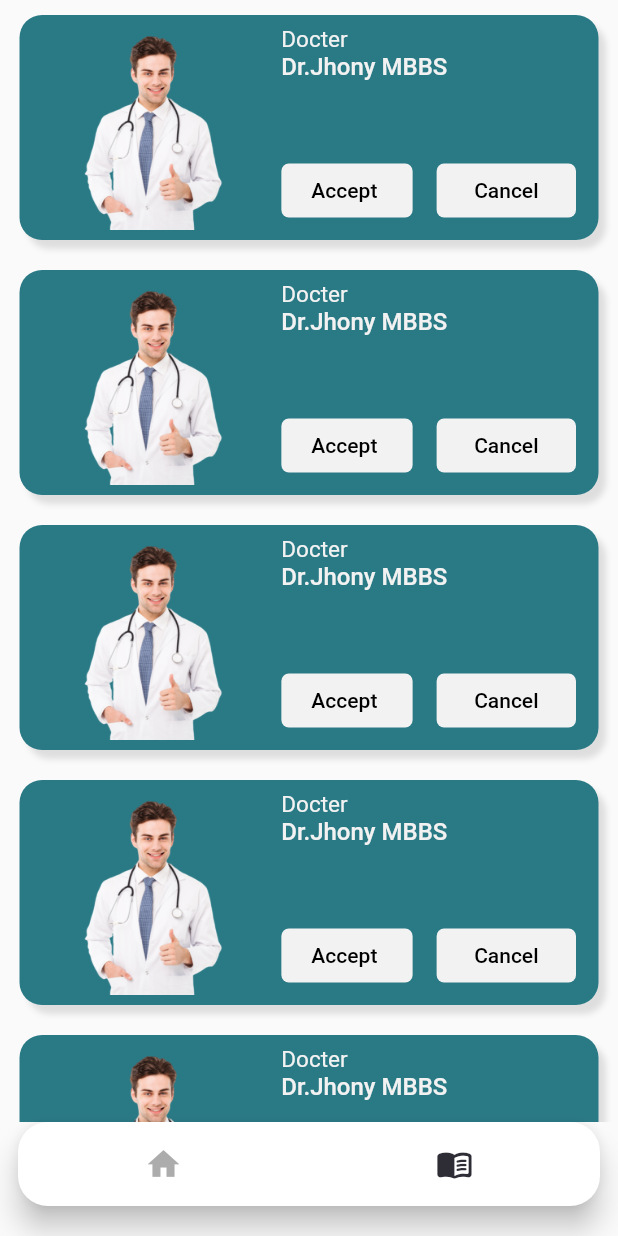
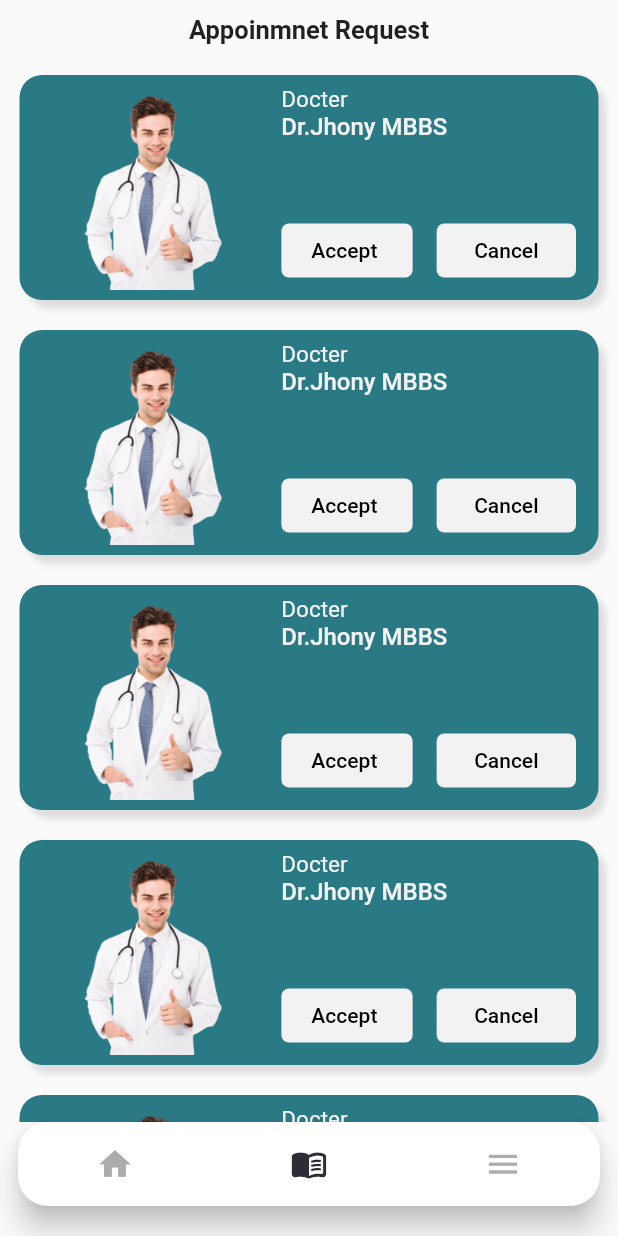
Before and after one commit to muhammadRiyazz/hospital-booking-app, a Flutter app: the adminScreenMain screen opened directly, item 2 of the bottom bar chosen, on a phone screen of 412 x 824 dp. Run offline on Flutter 3.47's test engine with Material 2 defaults, Android fonts, the phone set to English and light mode, and no system bars; drawn by our look-alikes of custom_navigation_bar, simple_shadow; our stand-ins replace dropdown_button2, table_calendar, toggle_switch; missing offline and left inert: time_range.

Commit message:
admin ui done

```diff
--- a/lib/main.dart
+++ b/lib/main.dart
@@ -15,7 +15,7 @@ class MyApp extends StatelessWidget {
   Widget build(BuildContext context) {
     return MaterialApp(
       debugShowCheckedModeBanner: false,
-      home: ScreenScndSplash(),
+      home: adminScreenMain(),
     );
   }
 }
--- a/lib/presantation/Adminpages/appoinment info/appoinment_info.dart
+++ b/lib/presantation/Adminpages/appoinment info/appoinment_info.dart
@@ -107,7 +107,9 @@ class AdmnAppoimentInfo extends StatelessWidget {
                           children: [
                             Expanded(
                               child: TextButton(
-                                onPressed: () {},
+                                onPressed: () {
+                                  Navigator.pop(context);
+                                },
                                 child: Container(
                                   decoration: const BoxDecoration(
                                       borderRadius: radius10, color: cmain),
--- a/lib/presantation/Adminpages/screen appoiments/Screen_Admin_appoinment.dart
+++ b/lib/presantation/Adminpages/screen appoiments/Screen_Admin_appoinment.dart
@@ -1,8 +1,6 @@
 import 'package:appoiment_docter/core/constands.dart';
-import 'package:flutter/cupertino.dart';
 import 'package:flutter/material.dart';
-import 'package:flutter/src/widgets/container.dart';
-import 'package:flutter/src/widgets/framework.dart';
+
 import 'package:simple_shadow/simple_shadow.dart';
 
 import '../../../core/colors/colors.dart';
@@ -11,11 +9,21 @@ import '../appoinment info/appoinment_info.dart';
 class AdminAppoinment extends StatelessWidget {
   const AdminAppoinment({super.key});
 
-  get mWhite => null;
+  // get mWhite => null;
 
   @override
   Widget build(BuildContext context) {
-    return ListView.builder(
+    return Column(
+      children: [
+        Padding(
+          padding: EdgeInsets.all(10),
+          child: Text(
+            'Appoinmnet Request',
+            style: TextStyle(fontSize: 17, fontWeight: FontWeight.bold),
+          ),
+        ),
+        Expanded(
+          child: ListView.builder(
               itemBuilder: (context, index) {
                 return SimpleShadow(
                   opacity: 0.11, // Default: 0.5
@@ -26,7 +34,8 @@ class AdminAppoinment extends StatelessWidget {
                   ), // Default: Offset(2, 2)
                   sigma: 2,
                   child: Padding(
-              padding: const EdgeInsets.symmetric(horizontal: 13, vertical: 10),
+                    padding: const EdgeInsets.symmetric(
+                        horizontal: 13, vertical: 10),
                     child: InkWell(
                       onTap: () {
                         Navigator.push(context, MaterialPageRoute(
@@ -61,7 +70,8 @@ class AdminAppoinment extends StatelessWidget {
                                   children: const [
                                     Text(
                                       'Docter',
-                                style: TextStyle(fontSize: 15, color: mgreyb),
+                                      style: TextStyle(
+                                          fontSize: 15, color: mgreyb),
                                     ),
                                     Text(
                                       'Dr.Jhony MBBS',
@@ -117,6 +127,9 @@ class AdminAppoinment extends StatelessWidget {
                   ),
                 );
               },
-        itemCount: 10);
+              itemCount: 10),
+        ),
+      ],
+    );
   }
 }
--- a/lib/presantation/Adminpages/screen main/screen main.dart
+++ b/lib/presantation/Adminpages/screen main/screen main.dart
@@ -6,6 +6,7 @@ import 'package:flutter/material.dart';
 import 'package:flutter/src/widgets/container.dart';
 import 'package:flutter/src/widgets/framework.dart';
 
+import '../conform appoiment/conform_appoiment.dart';
 import '../screen appoiments/Screen_Admin_appoinment.dart';
 import '../screen home/Screen_admin_home.dart';
 import 'widgets/navogationbar.dart';
@@ -16,6 +17,7 @@ class adminScreenMain extends StatelessWidget {
   final _pages = [
     AdminHome(),
     AdminAppoinment(),
+    ConformAppoinment(),
   ];
 
   @override
--- a/lib/presantation/Adminpages/screen main/widgets/navogationbar.dart
+++ b/lib/presantation/Adminpages/screen main/widgets/navogationbar.dart
@@ -32,6 +32,9 @@ class AdminBottomNavigatonBar extends StatelessWidget {
                 CustomNavigationBarItem(
                   icon: const Icon(Icons.menu_book_rounded),
                 ),
+                CustomNavigationBarItem(
+                  icon: const Icon(Icons.menu),
+                ),
               ]);
         },
       ),
```
Also changed, not shown: lib/presantation/Adminpages/conform appoiment/conform_appoiment.dart (added, +122 -0 lines), 3 other files. Lines whose indentation alone changed are shown as unchanged.
